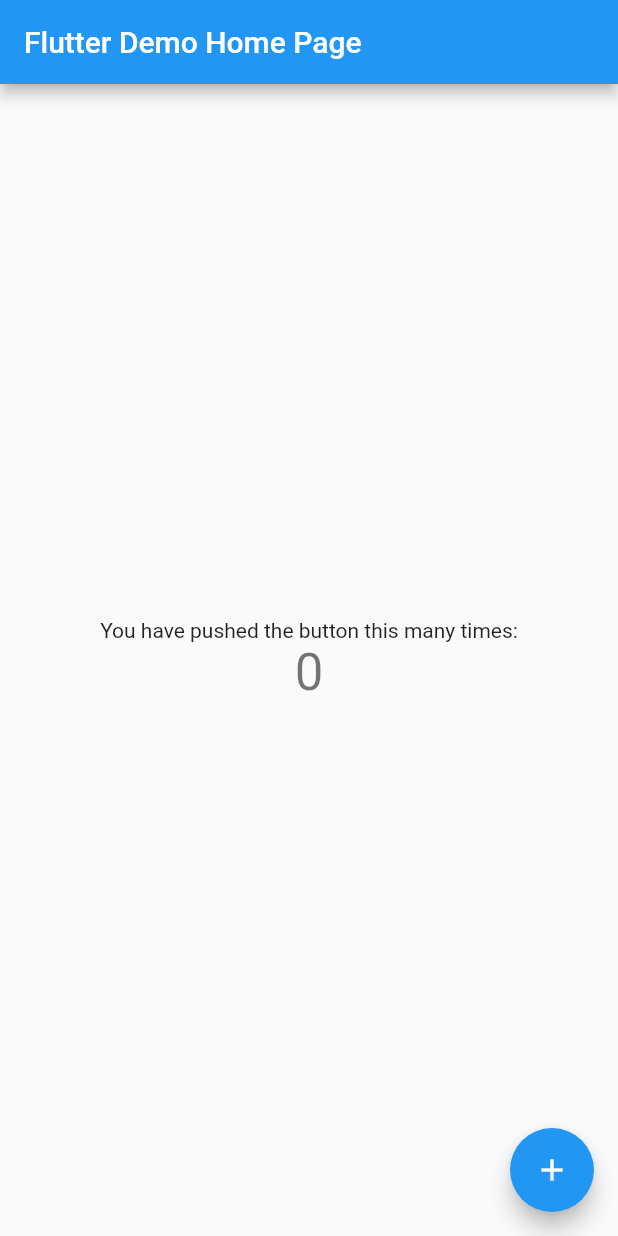
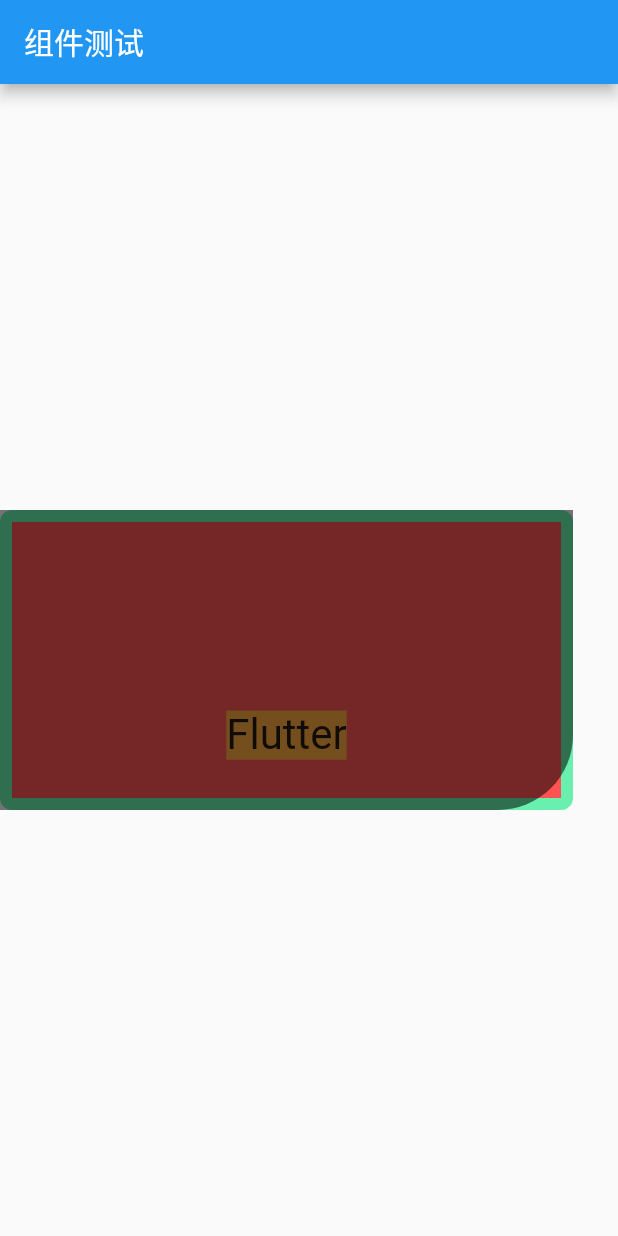
Before and after one commit to haoyuehuyu/LearningFlutter, a Flutter app: the screen it shows after launch, on a phone screen of 412 x 824 dp. Run offline on Flutter 3.47's test engine with Material 2 defaults, Android fonts, the phone set to English and light mode, and no system bars.

Commit message:
添加Container组件测试

```diff
--- /dev/null
+++ b/flutter_second_usual_widgets/lib/container_test_page.dart
@@ -0,0 +1,34 @@
+import 'package:flutter/material.dart';
+
+class ContainerPage extends StatelessWidget {
+  const ContainerPage({Key key}) : super(key: key);
+
+  @override
+  Widget build(BuildContext context) {
+    return Center(
+      child: Container(
+        width: double.infinity, // 设置这个值,可以强制宽度上撑满父控件
+        height: 200.0,
+        alignment: Alignment.center, // 当子控件小于Container时,该属性可以控制子控件位置
+        padding: EdgeInsets.only(top: 100.0), // decoration内部的空白区域,如果有child,那么child位于padding内部
+        decoration: BoxDecoration(
+          // 注意 Container的decoration和color属性是互斥的,设置了decoration就不能再设置color了
+          // child 后面的装饰
+          color: Colors.redAccent,
+          border: Border.all(color: Colors.greenAccent,width: 8),
+          borderRadius: BorderRadius.all(Radius.circular(8.0))
+        ),
+        foregroundDecoration: BoxDecoration( // 绘制在child前面的装饰
+          color: Colors.black54,
+          borderRadius: BorderRadius.only(bottomRight: Radius.circular(50))
+        ),
+
+        margin: EdgeInsets.only(right: 30), // 围绕在decoration和child之外的空白区域,不属于内容区域
+        child: Text("Flutter",
+          textAlign: TextAlign.center,
+          style: TextStyle(fontSize: 28.0,backgroundColor: Colors.orangeAccent),
+        ),
+      ),
+    );
+  }
+}
--- a/flutter_second_usual_widgets/lib/main.dart
+++ b/flutter_second_usual_widgets/lib/main.dart
@@ -1,4 +1,5 @@
 import 'package:flutter/material.dart';
+import 'container_test_page.dart';
 
 void main() => runApp(MyApp());
 
@@ -9,103 +10,12 @@
     return MaterialApp(
       title: 'Flutter Demo',
       theme: ThemeData(
-        // This is the theme of your application.
-        //
-        // Try running your application with "flutter run". You'll see the
-        // application has a blue toolbar. Then, without quitting the app, try
-        // changing the primarySwatch below to Colors.green and then invoke
-        // "hot reload" (press "r" in the console where you ran "flutter run",
-        // or simply save your changes to "hot reload" in a Flutter IDE).
-        // Notice that the counter didn't reset back to zero; the application
-        // is not restarted.
         primarySwatch: Colors.blue,
       ),
-      home: MyHomePage(title: 'Flutter Demo Home Page'),
+      home: Scaffold(
+        appBar: AppBar(title: Text("组件测试"),),
+        body: ContainerPage(),
+      ),
     );
   }
 }
-
-class MyHomePage extends StatefulWidget {
-  MyHomePage({Key key, this.title}) : super(key: key);
-
-  // This widget is the home page of your application. It is stateful, meaning
-  // that it has a State object (defined below) that contains fields that affect
-  // how it looks.
-
-  // This class is the configuration for the state. It holds the values (in this
-  // case the title) provided by the parent (in this case the App widget) and
-  // used by the build method of the State. Fields in a Widget subclass are
-  // always marked "final".
-
-  final String title;
-
-  @override
-  _MyHomePageState createState() => _MyHomePageState();
-}
-
-class _MyHomePageState extends State<MyHomePage> {
-  int _counter = 0;
-
-  void _incrementCounter() {
-    setState(() {
-      // This call to setState tells the Flutter framework that something has
-      // changed in this State, which causes it to rerun the build method below
-      // so that the display can reflect the updated values. If we changed
-      // _counter without calling setState(), then the build method would not be
-      // called again, and so nothing would appear to happen.
-      _counter++;
-    });
-  }
-
-  @override
-  Widget build(BuildContext context) {
-    // This method is rerun every time setState is called, for instance as done
-    // by the _incrementCounter method above.
-    //
-    // The Flutter framework has been optimized to make rerunning build methods
-    // fast, so that you can just rebuild anything that needs updating rather
-    // than having to individually change instances of widgets.
-    return Scaffold(
-      appBar: AppBar(
-        // Here we take the value from the MyHomePage object that was created by
-        // the App.build method, and use it to set our appbar title.
-        title: Text(widget.title),
-      ),
-      body: Center(
-        // Center is a layout widget. It takes a single child and positions it
-        // in the middle of the parent.
-        child: Column(
-          // Column is also layout widget. It takes a list of children and
-          // arranges them vertically. By default, it sizes itself to fit its
-          // children horizontally, and tries to be as tall as its parent.
-          //
-          // Invoke "debug painting" (press "p" in the console, choose the
-          // "Toggle Debug Paint" action from the Flutter Inspector in Android
-          // Studio, or the "Toggle Debug Paint" command in Visual Studio Code)
-          // to see the wireframe for each widget.
-          //
-          // Column has various properties to control how it sizes itself and
-          // how it positions its children. Here we use mainAxisAlignment to
-          // center the children vertically; the main axis here is the vertical
-          // axis because Columns are vertical (the cross axis would be
-          // horizontal).
-          mainAxisAlignment: MainAxisAlignment.center,
-          children: <Widget>[
-            Text(
-              'You have pushed the button this many times:',
-            ),
-            Text(
-              '$_counter',
-              style: Theme.of(context).textTheme.display1,
-            ),
-          ],
-        ),
-      ),
-      floatingActionButton: FloatingActionButton(
-        onPressed: _incrementCounter,
-        tooltip: 'Increment',
-        child: Icon(Icons.add),
-      ), // This trailing comma makes auto-formatting nicer for build methods.
-    );
-  }
-}
```
